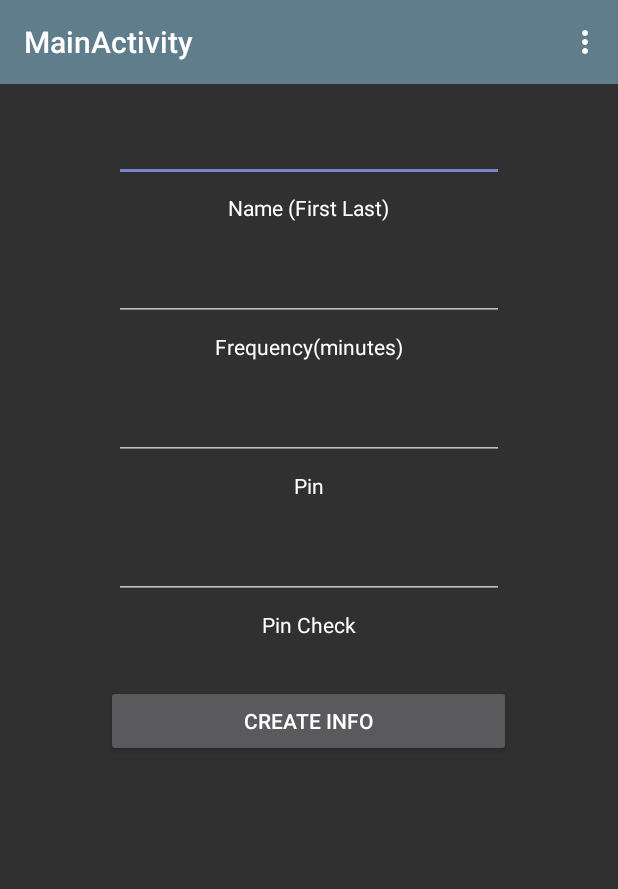
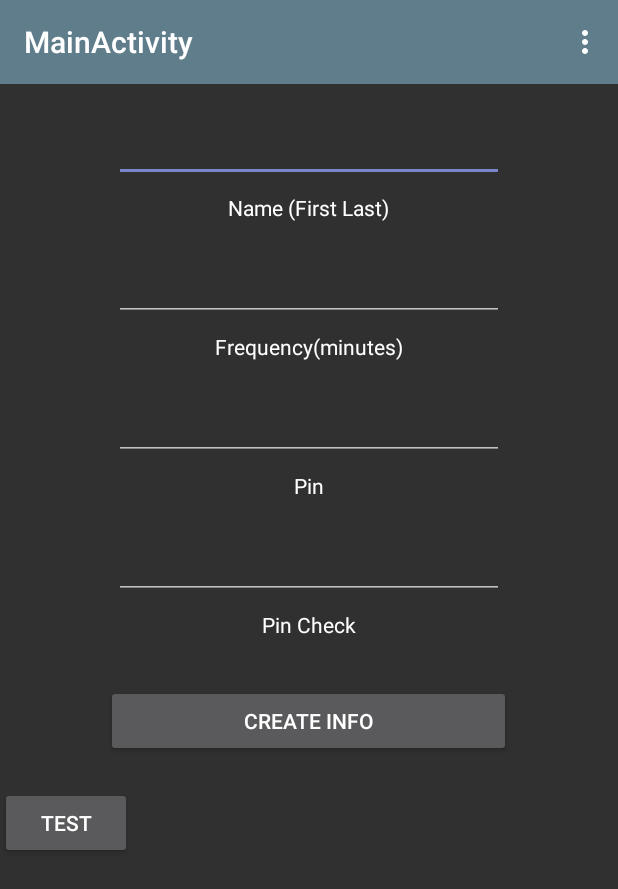
Before and after one commit to DiNear/BigBrother, an Android app: the screen it shows after launch (MainActivity), on a phone screen of 412 x 824 dp. Shown: the top 889 px of the screen. Run offline under Robolectric (Android 15) with nearby library versions, the phone set to English and light mode, and no system bars; 1 statement that could not run was skipped.

Commit message:
test button back c:

```diff
--- a/MyApplication/app/src/main/res/layout/activity_main.xml
+++ b/MyApplication/app/src/main/res/layout/activity_main.xml
@@ -113,5 +113,13 @@
 
     </LinearLayout>
 
+    <Button
+        android:layout_below="@+id/form_layout"
+        android:layout_marginTop="20dp"
+        android:id="@+id/button_test"
+        android:layout_height="wrap_content"
+        android:layout_width="wrap_content"
+        android:text="Test"
+        />
 
 </RelativeLayout>
```
